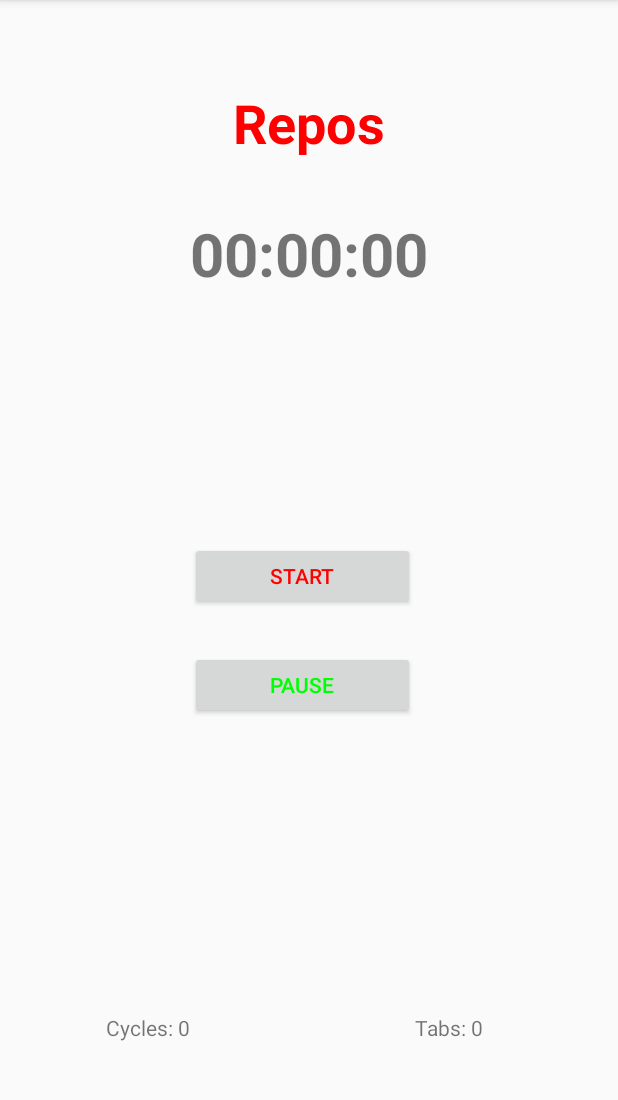
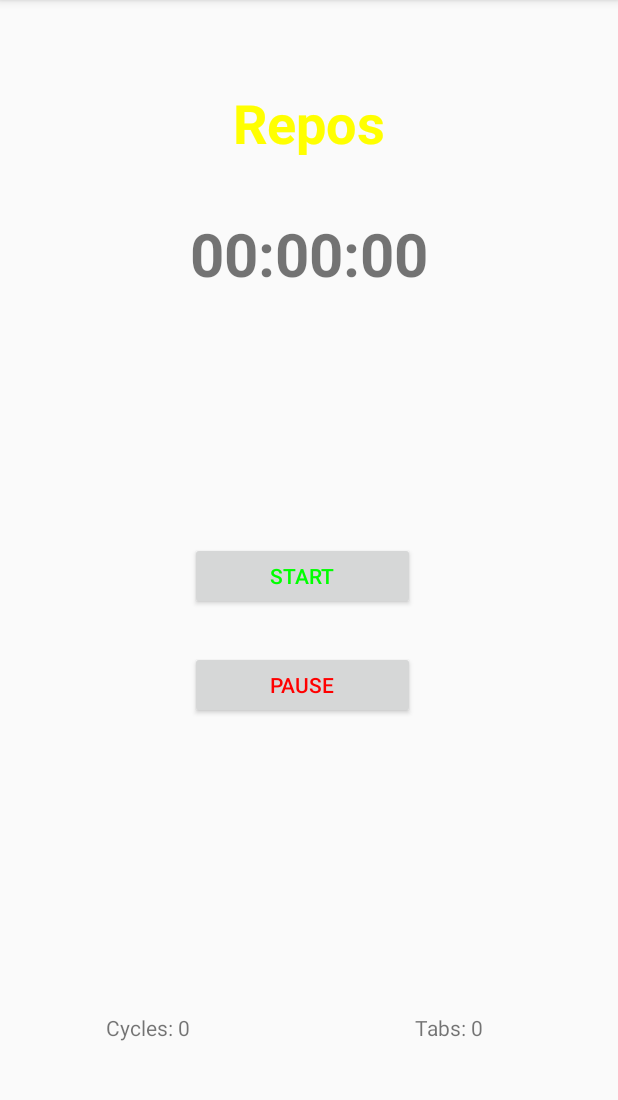
Before and after one commit to PierreThb/TabataTimer, an Android app: the StartActivity screen opened directly, with no data from a screen before it, after a tap on "START", on a phone screen of 412 x 824 dp, the part 84-1184 px from its top. Run offline under Robolectric (Android 15) with nearby library versions, the phone set to English and light mode, and no system bars; libraries missing offline, so code that uses them is left out: com.orm.

```diff
--- a/app/src/main/java/com/pierregmail/thube/tabataproject/Activity/LoadActivity.java
+++ b/app/src/main/java/com/pierregmail/thube/tabataproject/Activity/LoadActivity.java
@@ -75,8 +75,6 @@ public class LoadActivity extends AppCompatActivity {
             public void onItemClick(AdapterView<?> parent, View view, int position, long id) {
                 Log.e("Configurations ", "" + position);
                 configurationsCliked = adapter.getItem(position);
-                /*Log.e("Configuration clicked",""+configurationsCliked.toString());
-                Log.e("Configuration ID",""+configurationsCliked.getId());*/
                 getIntent().putExtra(MainActivity.ACTUAL_CONFIGURATION_ID,configurationsCliked.getId());
                 setResult(RESULT_OK, getIntent());
                 finish();
--- a/app/src/main/java/com/pierregmail/thube/tabataproject/Activity/MainActivity.java
+++ b/app/src/main/java/com/pierregmail/thube/tabataproject/Activity/MainActivity.java
@@ -32,8 +32,6 @@ public class MainActivity extends AppCompatActivity {
 
     /* Création d'un objet de type TabataConfigurations avec des valeurs par défault */
     TabataConfigurations configuration = new TabataConfigurations(10, 30, 10, 3, 1);
-
-    //private TextView dialog_input;
 
     @Override
     protected void onCreate(Bundle savedInstanceState) {
@@ -150,19 +148,16 @@ public class MainActivity extends AppCompatActivity {
             Toast.makeText(this, notification, Toast.LENGTH_SHORT).show();
             configuration.setPreparation(data.getIntExtra(TPS_PREPARATION, 0));
             MiseAJour();
-
         } else if (requestCode == EXERCICE_ACTIVITY_REQUEST && resultCode == RESULT_OK) {
             String notification = "Retour ExerciceActivity";
             Toast.makeText(this, notification, Toast.LENGTH_SHORT).show();
             configuration.setExercice(data.getIntExtra(TPS_EXERCICE, 0));
             MiseAJour();
-
         } else if (requestCode == REPOS_ACTIVITY_REQUEST && resultCode == RESULT_OK) {
             String notification = "Retour ReposActivity";
             Toast.makeText(this, notification, Toast.LENGTH_SHORT).show();
             configuration.setRepos(data.getIntExtra(TPS_REPOS, 0));
             MiseAJour();
-
         } else if (requestCode == TABATA_ACTIVITY_REQUEST && resultCode == RESULT_OK) {
             String notification = "Retour TabataActivity";
             Toast.makeText(this, notification, Toast.LENGTH_SHORT).show();
@@ -174,7 +169,6 @@ public class MainActivity extends AppCompatActivity {
             TabataConfigurations newConfiguration = TabataConfigurations.findById(TabataConfigurations.class, data.getLongExtra(ACTUAL_CONFIGURATION_ID, 0));
             configuration = new TabataConfigurations(newConfiguration.getPreparation(),newConfiguration.getExercice(),newConfiguration.getRepos(),newConfiguration.getCycles(),newConfiguration.getTabatas());
             configuration.setNom(newConfiguration.getNom());
-            Log.e("returnConf", configuration.toString());
             MiseAJour();
         }
     }
--- a/app/src/main/java/com/pierregmail/thube/tabataproject/Activity/StartActivity.java
+++ b/app/src/main/java/com/pierregmail/thube/tabataproject/Activity/StartActivity.java
@@ -144,11 +144,7 @@ public class StartActivity extends AppCompatActivity {
         nombreCycle.setText("Cycles: " + nbCyclesRestant);
         nombreTabata.setText("Tabs: " + nbTabatasRestant);
 
-        //envoyé etat avant pause
         parameters();
-/*        if(timer != null){
-            timer.cancel();
-        }*/
         if(isRun){
             onStartClick(startButton);
         }
@@ -179,12 +175,10 @@ public class StartActivity extends AppCompatActivity {
                 if (currentTimer.equals("PreparationT")) {
                     currentTimer = "ExerciceT";
                     timerEtat.setText("Exercice");
-                    timerEtat.setTextColor(Color.GREEN);
                     launch();
                 } else if (currentTimer.equals("ExerciceT")) {
                     currentTimer = "ReposT";
                     timerEtat.setText("Repos");
-                    timerEtat.setTextColor(Color.RED);
                     launch();
                 } else if ((currentTimer.equals("ReposT") && tabataConfigurations.getCycles() > 1) || tabataConfigurations.getTabatas() > 0) { // si repos et nbcycle > 0  OU   nbTabatasRestant > 0
                     if (currentTimer.equals("ReposT") && tabataConfigurations.getCycles() > 1) { //premier cas, il reste au moins un cycle
@@ -192,7 +186,6 @@ public class StartActivity extends AppCompatActivity {
                         tabataConfigurations.setCycles(nbCyclesRestant);
                         currentTimer = "ExerciceT";
                         timerEtat.setText("Exercice");
-                        timerEtat.setTextColor(Color.GREEN);
                         nombreCycle.setText("Cycles: " + nbCyclesRestant);
                         launch();
                     } else if (tabataConfigurations.getTabatas() > 1) { //premier second cas, plus de cycle mais encore au moins DEUX tabatas restant
@@ -202,7 +195,6 @@ public class StartActivity extends AppCompatActivity {
                         nbCyclesRestant = tabataConfigurations.getCycles() - 1;
                         currentTimer = "PreparationT";
                         timerEtat.setText("Preparation");
-                        timerEtat.setTextColor(Color.YELLOW);
                         nombreTabata.setText("Tabs: " + nbTabatasRestant);
                         nombreCycle.setText("Cycles: " + NombreCyclesPourChaqueTab);
                         launch();
@@ -257,25 +249,11 @@ public class StartActivity extends AppCompatActivity {
     }
 
     private void parameters() {
-        startButton.setOnTouchListener(new View.OnTouchListener() {
-
-            @Override
-            public boolean onTouch(View v, MotionEvent event) {
-                if (event.getAction() == MotionEvent.ACTION_UP) {
-                    startButton.setTextColor(Color.RED);
-                    pauseButton.setTextColor(Color.GREEN);
-                }
-                return false;
-            }
-        });
-
         pauseButton.setOnTouchListener(new View.OnTouchListener() {
 
             @Override
             public boolean onTouch(View v, MotionEvent event) {
                 if (event.getAction() == MotionEvent.ACTION_UP) {
-                    startButton.setTextColor(Color.GREEN);
-                    pauseButton.setTextColor(Color.RED);
                     if (pauseButton.getText().equals("Pause")) {
                         pauseButton.setText("Reprendre");
                     } else if (pauseButton.getText().equals("Reprendre")) {
```
